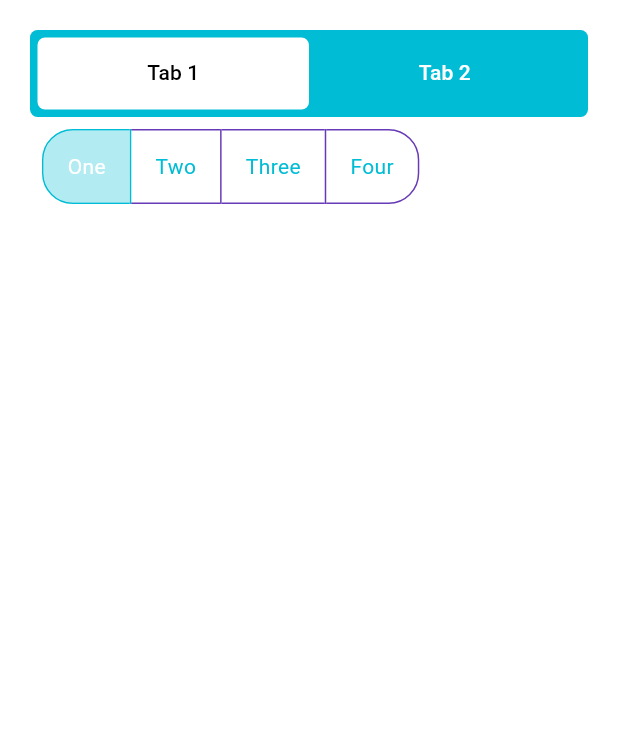
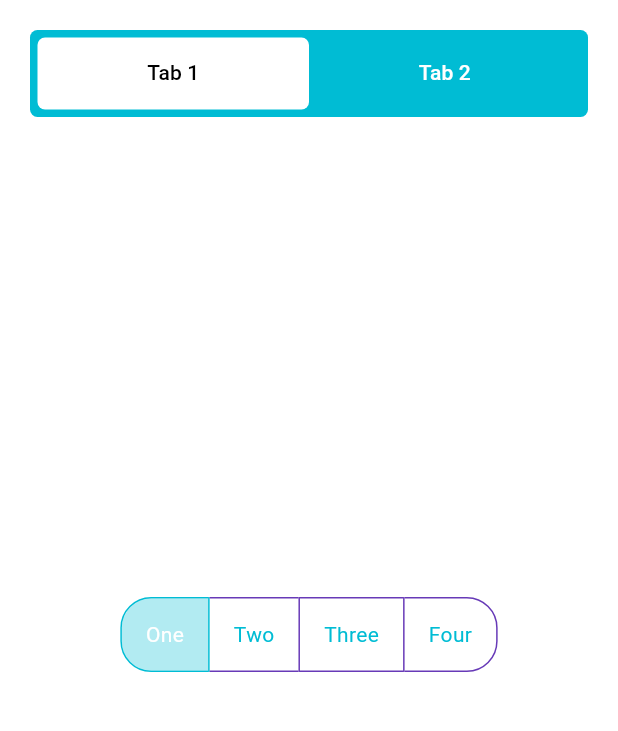
Before and after one commit to AnHuynh341/myflutterapp, a Flutter app: the aircon screen opened directly, on a phone screen of 412 x 824 dp, the part 84-815 px from its top. Run offline on Flutter 3.47's test engine with Material 3 defaults, Android fonts, the phone set to English and light mode, and no system bars; our stand-ins replace get.

Commit message:
fix aircon tab

```diff
--- a/lib/assets/aircon.dart
+++ b/lib/assets/aircon.dart
@@ -66,7 +66,7 @@ Widget build(BuildContext context) {
             child: TabBarView(
               controller: tabController,
               children: [
-                airconTab1(),
+                AirconTab1(),
                 airconTab2(),
               ],
             ),
--- a/lib/assets/aircontab1.dart
+++ b/lib/assets/aircontab1.dart
@@ -1,28 +1,32 @@
 import 'package:flutter/material.dart';
 
-
-class airconTab1 extends StatelessWidget {
-  const airconTab1({Key? key}) : super(key: key);
+class AirconTab1 extends StatelessWidget {
+  const AirconTab1({Key? key}) : super(key: key);
 
   @override
   Widget build(BuildContext context) {
     return Scaffold(
       backgroundColor: Colors.white,
-      body: Column(
+      body: Center(
+        child: Column(
+          mainAxisSize: MainAxisSize.min,
           children: [
-	airconMode()
+            AirconMode(),
           ],
-       )
+        ),
+      ),
     );
   }
 }
 
-class airconMode extends StatefulWidget {
+class AirconMode extends StatefulWidget {
+  const AirconMode({Key? key}) : super(key: key);
+
   @override
-  _airconMode createState() => _airconMode();
+  _AirconModeState createState() => _AirconModeState();
 }
 
-class _airconMode extends State<airconMode> {
+class _AirconModeState extends State<AirconMode> {
   int _selectedIndex = 0;
   final List<String> _options = ['One', 'Two', 'Three', 'Four'];
 
@@ -31,7 +35,6 @@ class _airconMode extends State<airconMode> {
     return Padding(
       padding: const EdgeInsets.all(8.0),
       child: Column(
-        mainAxisAlignment: MainAxisAlignment.center,
         children: [
           ToggleButtons(
             borderColor: Colors.deepPurple,
@@ -41,17 +44,22 @@ class _airconMode extends State<airconMode> {
             color: Colors.cyan,
             fillColor: Colors.cyan.shade100,
             borderRadius: BorderRadius.circular(20),
-            children: _options.map((String label) => Padding(
+            children: _options
+                .map((label) => Padding(
                       padding: EdgeInsets.symmetric(horizontal: 16, vertical: 8),
                       child: Text(label),
-            )).toList(),
+                    ))
+                .toList(),
             onPressed: (int index) {
               setState(() {
                 _selectedIndex = index;
               });
             },
-            isSelected: List.generate(_options.length, (index) => index == _selectedIndex),
-          )
+            isSelected: List.generate(
+              _options.length,
+              (index) => index == _selectedIndex,
+            ),
+          ),
         ],
       ),
     );
```
Lines whose indentation alone changed are shown as unchanged.
